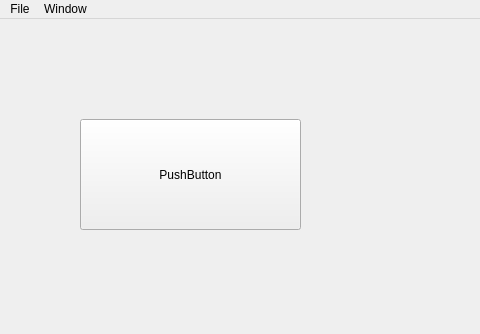
Qt form ui/qt_ui/main.ui (mcgill-robotics/rover) before a commit; both pictures show x 0 to 480 and y 0 to 334 of the 800 by 600 pixel window.
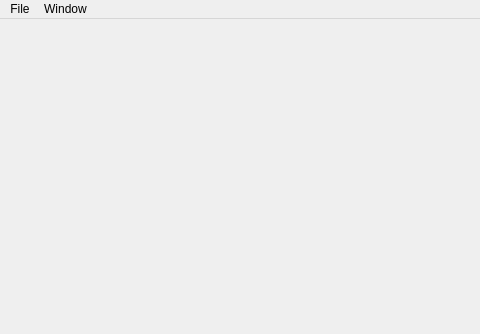
The same form after that commit.

Commit message: Ensured window singleton

Diff of the .ui file:
```diff
--- a/ui/qt_ui/main.ui
+++ b/ui/qt_ui/main.ui
@@ -13,21 +13,7 @@
   <property name="windowTitle">
    <string>MainWindow</string>
   </property>
-  <widget class="QWidget" name="centralwidget">
-   <widget class="QPushButton" name="pushButton">
-    <property name="geometry">
-     <rect>
-      <x>80</x>
-      <y>100</y>
-      <width>221</width>
-      <height>111</height>
-     </rect>
-    </property>
-    <property name="text">
-     <string>PushButton</string>
-    </property>
-   </widget>
-  </widget>
+  <widget class="QWidget" name="centralwidget"/>
   <widget class="QMenuBar" name="menubar">
    <property name="geometry">
     <rect>
```
Left out of the diff: 24 changed lines with no effect on the pictures. The commit also changes 3 other files.
